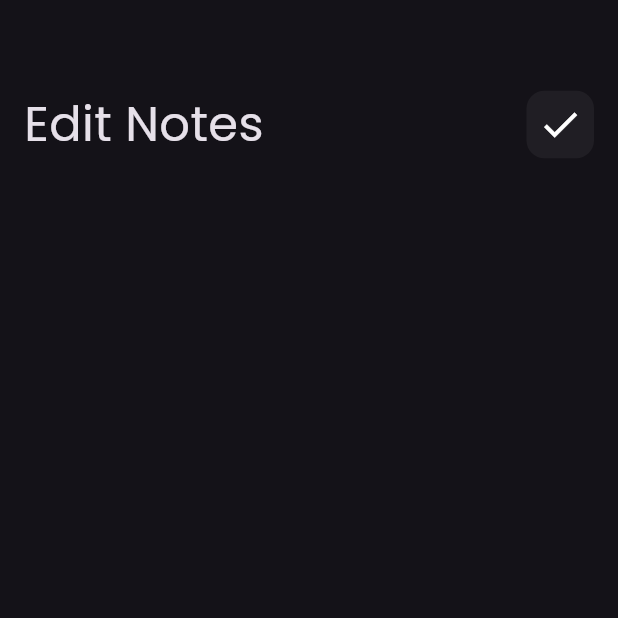
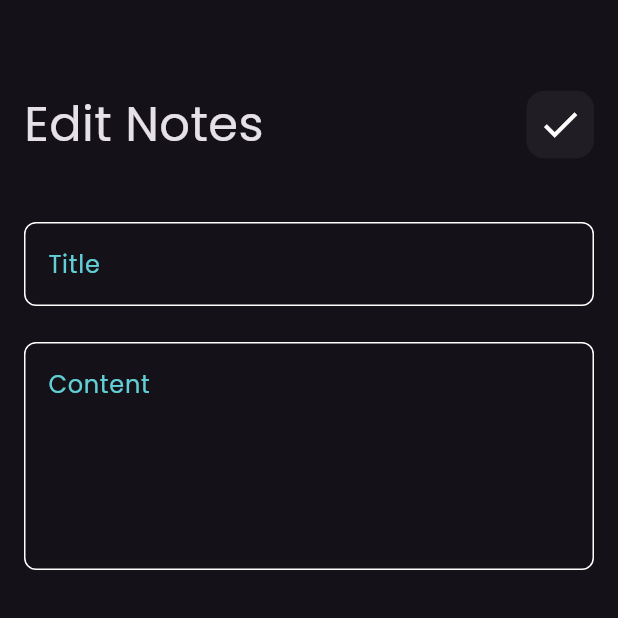
Before and after one commit to yehiaelashmawy/notes_app, a Flutter app: the EditNotesView screen opened directly, on a phone screen of 412 x 824 dp, the top half of it. Run offline on Flutter 3.47's test engine with Material 3 defaults, Android fonts, the phone set to English and light mode, and no system bars; our stand-ins replace font_awesome_flutter.

Commit message:
Edit Notes view Done

```diff
--- a/lib/views/widgets/edit_note_view_body.dart
+++ b/lib/views/widgets/edit_note_view_body.dart
@@ -1,4 +1,5 @@
 import 'package:flutter/material.dart';
+import 'package:notes_app/views/widgets/Custom_text_felid.dart';
 import 'package:notes_app/views/widgets/custom_appbar.dart';
 
 class EditNotesViewBody extends StatelessWidget {
@@ -17,6 +18,17 @@ class EditNotesViewBody extends StatelessWidget {
             title: "Edit Notes",
             icon: Icons.check,
           ),
+          SizedBox(
+            height: 42,
+          ),
+          CustomTextFelids(hint: 'Title'),
+          SizedBox(
+            height: 24,
+          ),
+          CustomTextFelids(
+            hint: 'Content',
+            maxLine: 5,
+          ),
         ],
       ),
     );
```
